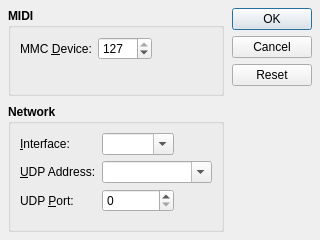
First picture: the form in src/qmidictlOptionsForm.ui, repository rncbc/qmidictl, before the edit.
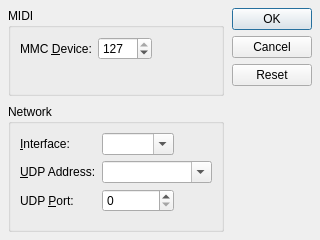
Second picture: the form after the edit. Icons and pictures are not drawn.

Commit message: - Fixed all mixer strips for a larger width on main layout (again).

What changed in the file:
```diff
--- a/src/qmidictlOptionsForm.ui
+++ b/src/qmidictlOptionsForm.ui
@@ -56,12 +56,6 @@
       <layout class="QVBoxLayout">
        <item>
         <widget class="QGroupBox" name="MidiGroupBox">
-         <property name="font">
-          <font>
-           <weight>75</weight>
-           <bold>true</bold>
-          </font>
-         </property>
          <property name="title">
           <string>MIDI</string>
          </property>
@@ -122,12 +116,6 @@
        </item>
        <item>
         <widget class="QGroupBox" name="NetworkGroupBox">
-         <property name="font">
-          <font>
-           <weight>75</weight>
-           <bold>true</bold>
-          </font>
-         </property>
          <property name="title">
           <string>Network</string>
          </property>
```
Left out of the diff: 48 changed lines with no effect on the pictures. The commit also changes 3 other files.
